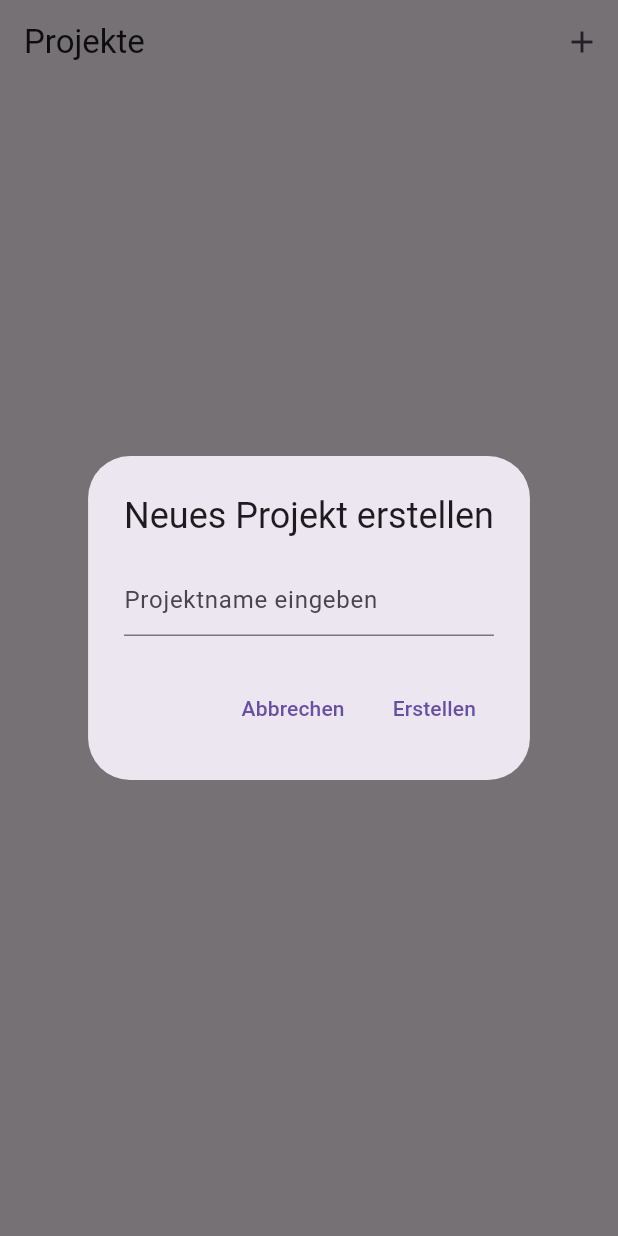
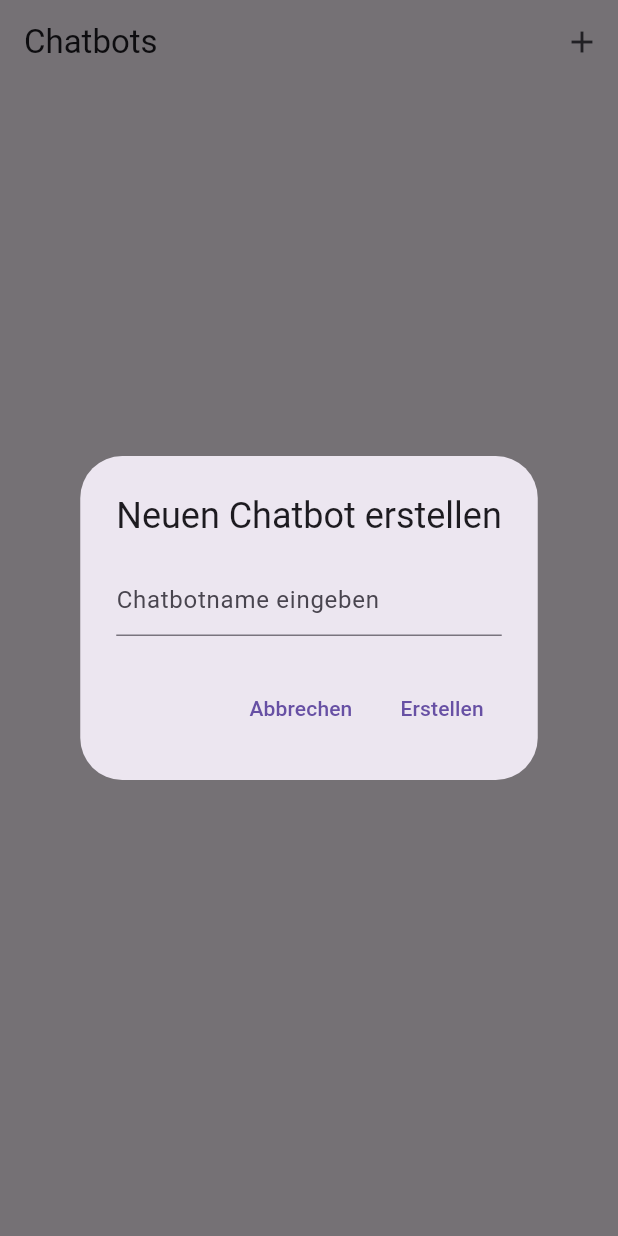
Before and after one commit to jslowik123/flutter_UniBot_upload, a Flutter app: the screen it shows after launch, after a tap on the "add" icon, on a phone screen of 412 x 824 dp. Run offline on Flutter 3.47's test engine with Material 3 defaults, Android fonts, the light colour scheme and no system bars; our stand-ins replace file_picker, firebase_core, firebase_database; accounts and stored records are empty.

Commit message:
name fix

```diff
--- a/lib/Screens/project_list_screen.dart
+++ b/lib/Screens/project_list_screen.dart
@@ -33,7 +33,7 @@ class ProjectListScreenState extends State<ProjectListScreen> {
       setState(() {
         _isLoading = false;
       });
-      SnackbarService.showError(context, 'Fehler beim Laden der Projekte: $e');
+      SnackbarService.showError(context, 'Fehler beim Laden der Chatbots: $e');
     }
   }
 
@@ -41,11 +41,11 @@ class ProjectListScreenState extends State<ProjectListScreen> {
     try {
       await _projectService.addProject(projectName);
       await _fetchProjects();
-      SnackbarService.showSuccess(context, 'Projekt "$projectName" erstellt');
+      SnackbarService.showSuccess(context, 'Chatbot "$projectName" erstellt');
     } catch (e) {
       SnackbarService.showError(
         context,
-        'Fehler beim Erstellen des Projekts: $e',
+        'Fehler beim Erstellen des Chatbots: $e',
       );
     }
   }
@@ -54,11 +54,11 @@ class ProjectListScreenState extends State<ProjectListScreen> {
     try {
       await _projectService.deleteProject(projectName);
       await _fetchProjects();
-      SnackbarService.showSuccess(context, 'Projekt gelöscht');
+      SnackbarService.showSuccess(context, 'Chatbot gelöscht');
     } catch (e) {
       SnackbarService.showError(
         context,
-        'Fehler beim Löschen des Projekts: $e',
+        'Fehler beim Löschen des Chatbots: $e',
       );
     }
   }
@@ -68,9 +68,9 @@ class ProjectListScreenState extends State<ProjectListScreen> {
       context: context,
       builder:
           (context) => AlertDialog(
-            title: const Text('Projekt löschen'),
+            title: const Text('Chatbot löschen'),
             content: Text(
-              'Möchten Sie das Projekt "$projectName" wirklich löschen?',
+              'Möchten Sie den Chatbot "$projectName" wirklich löschen?',
             ),
             actions: [
               TextButton(
@@ -105,11 +105,11 @@ class ProjectListScreenState extends State<ProjectListScreen> {
       context: context,
       builder:
           (context) => AlertDialog(
-            title: const Text('Neues Projekt erstellen'),
+            title: const Text('Neuen Chatbot erstellen'),
             content: TextField(
               controller: controller,
               decoration: const InputDecoration(
-                hintText: 'Projektname eingeben',
+                hintText: 'Chatbotname eingeben',
               ),
             ),
             actions: [
@@ -126,7 +126,7 @@ class ProjectListScreenState extends State<ProjectListScreen> {
                   } else {
                     SnackbarService.showError(
                       context,
-                      'Bitte einen Projektname eingeben',
+                      'Bitte einen Chatbotname eingeben',
                     );
                   }
                 },
@@ -143,12 +143,12 @@ class ProjectListScreenState extends State<ProjectListScreen> {
       await _fetchProjects();
       SnackbarService.showSuccess(
         context,
-        'Projekt "$newName" wurde umbenannt',
+        'Chatbot "$newName" wurde umbenannt',
       );
     } catch (e) {
       SnackbarService.showError(
         context,
-        'Fehler beim Umbenennen des Projekts: $e',
+        'Fehler beim Umbenennen des Chatbots: $e',
       );
     }
   }
@@ -161,11 +161,11 @@ class ProjectListScreenState extends State<ProjectListScreen> {
       context: context,
       builder:
           (context) => AlertDialog(
-            title: const Text('Projekt bearbeiten'),
+            title: const Text('Chatbot bearbeiten'),
             content: TextField(
               controller: controller,
               decoration: const InputDecoration(
-                hintText: 'Neuen Projektnamen eingeben',
+                hintText: 'Neuen Chatbotnamen eingeben',
               ),
             ),
             actions: [
@@ -182,7 +182,7 @@ class ProjectListScreenState extends State<ProjectListScreen> {
                   } else {
                     SnackbarService.showError(
                       context,
-                      'Bitte einen neuen Projektnamen eingeben',
+                      'Bitte einen neuen Chatbotnamen eingeben',
                     );
                   }
                 },
@@ -197,12 +197,12 @@ class ProjectListScreenState extends State<ProjectListScreen> {
   Widget build(BuildContext context) {
     return Scaffold(
       appBar: AppBar(
-        title: const Text('Projekte'),
+        title: const Text('Chatbots'),
         actions: [
           IconButton(
             icon: const Icon(Icons.add),
             onPressed: _showAddProjectDialog,
-            tooltip: 'Neues Projekt hinzufügen',
+            tooltip: 'Neuen Chatbot hinzufügen',
           ),
         ],
       ),
@@ -213,7 +213,7 @@ class ProjectListScreenState extends State<ProjectListScreen> {
               _isLoading
                   ? const Center(child: CircularProgressIndicator())
                   : _projects.isEmpty
-                  ? const Center(child: Text('Keine Projekte vorhanden'))
+                  ? const Center(child: Text('Keine Chatbots erstellt'))
                   : ListView.builder(
                     padding: const EdgeInsets.all(8.0),
                     itemCount: _projects.length,
```
